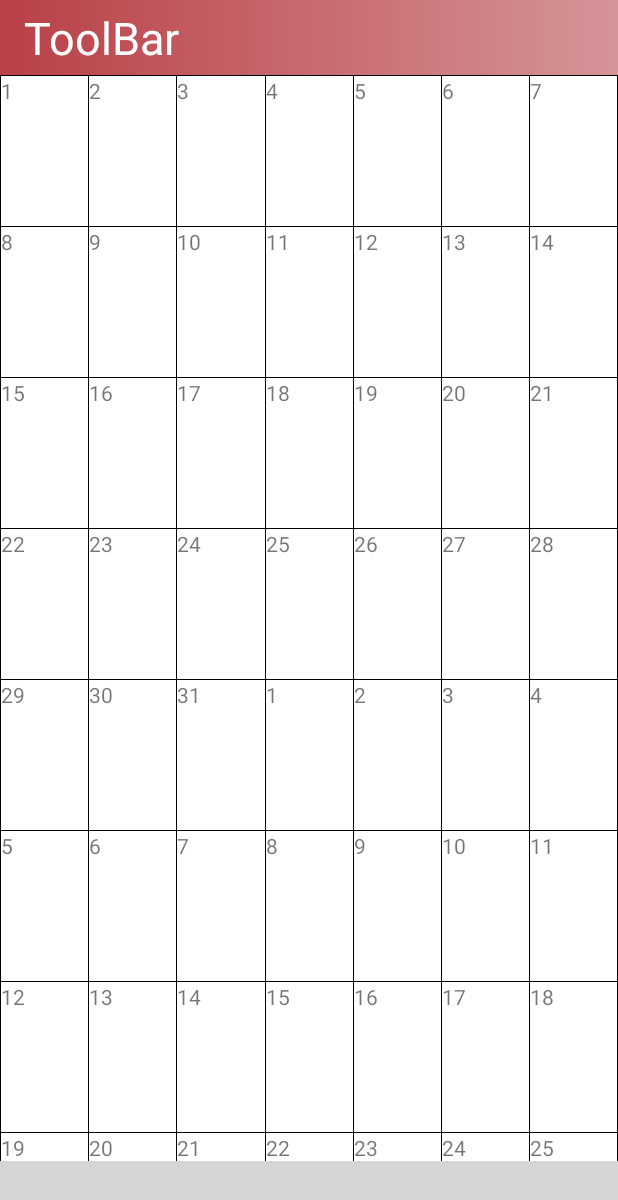
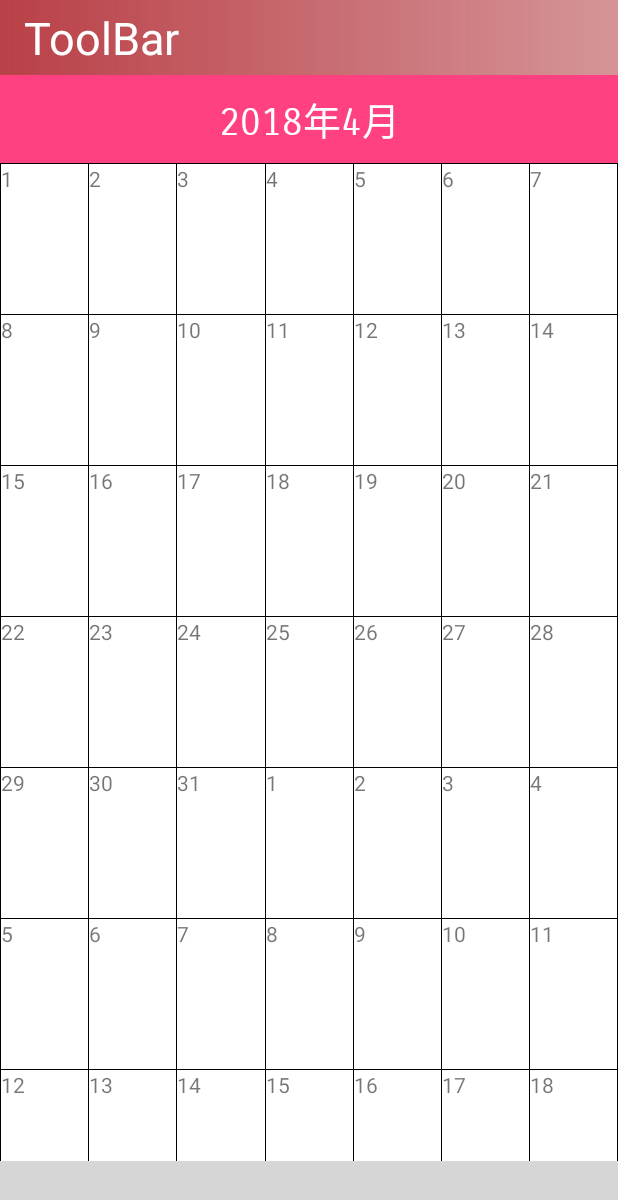
Before and after one commit to Yoshipe/CampusDiary_android, an Android app: the screen it shows after launch (CalendarActivity), on a phone screen of 412 x 824 dp. Shown: the top 1200 px of the screen. Run offline under Robolectric (Android 15) with nearby library versions, the phone set to English and light mode, and no system bars; libraries missing offline, so code that uses them is left out: com.ittianyu.bottomnavigationviewex; plain views replace BottomNavigationViewEx; 6 statements that could not run were skipped; grey boxes are pictures that could not be loaded.

Commit message:
:lipstick: カレンダーの上に'2018年4月'のtextViewをおいた

```diff
--- a/app/src/main/res/layout/layout_calendar_center.xml
+++ b/app/src/main/res/layout/layout_calendar_center.xml
@@ -4,10 +4,26 @@
         android:layout_width="match_parent"
         android:layout_height="match_parent"
         >
+
+        <TextView
+            android:id="@+id/select_date"
+            android:layout_width="match_parent"
+            android:layout_height="wrap_content"
+            android:background="@color/colorAccent"
+            android:fontFamily="sans-serif-smallcaps"
+            android:gravity="center"
+            android:padding="10dp"
+            android:text="2018年4月"
+            android:textColor="@color/white"
+            android:textSize="25dp" />
+
         <android.support.v7.widget.RecyclerView
             android:id="@+id/calendarRecycleView"
             android:layout_width="match_parent"
             android:layout_height="match_parent"
+            android:layout_alignParentLeft="true"
+            android:layout_alignParentStart="true"
+            android:layout_below="@+id/select_date"
             android:background="@color/grey"
             />
 
```
